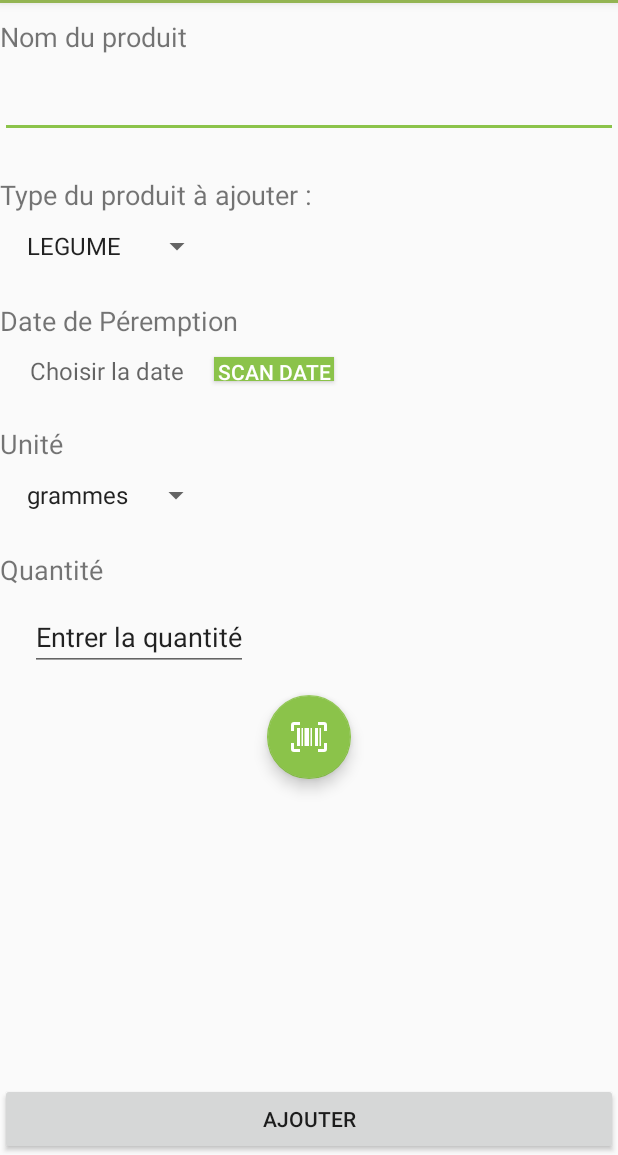
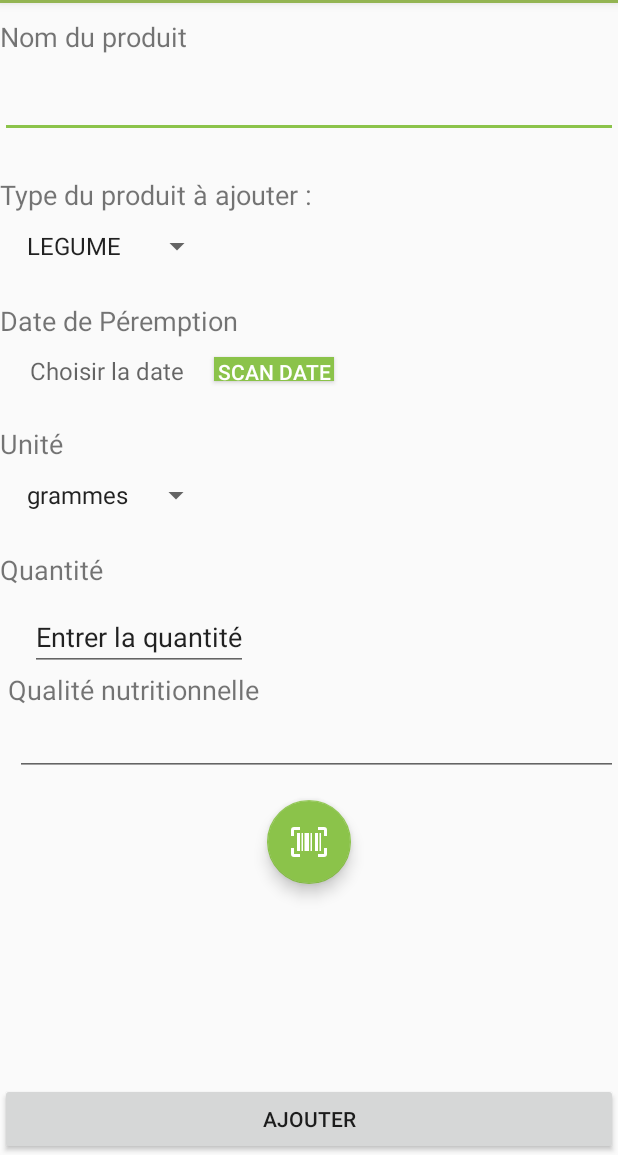
Before and after one commit to CVhp/Foodlog, an Android app: the AddProductActivity screen opened directly, with no data from a screen before it, on a phone screen of 412 x 824 dp, the part 81-1236 px from its top. Run offline under Robolectric (Android 15) with nearby library versions, the phone set to English and light mode, and no system bars; libraries missing offline, so code that uses them is left out: com.google.zxing.integration.

Commit message:
ajout qualité nutrition

```diff
--- a/app/src/main/java/fr/epf/foodlog/ListProduct/ListProductActivity.kt
+++ b/app/src/main/java/fr/epf/foodlog/ListProduct/ListProductActivity.kt
@@ -91,6 +91,7 @@ class ListProductActivity : AppCompatActivity() {
                 val date = it.date
                 val stock = it.stock
                 val unite = it.unite
+                val nutriscore = it.nutriscore
                 var uri = it.uri
 
                 var typeCategory : CategoryProduct = CategoryProduct.FRUIT
@@ -117,16 +118,15 @@ class ListProductActivity : AppCompatActivity() {
                 }
 
 
-                Product.all.add(Product(id, name, typeCategory, LocalDate.parse(date),stock.toDouble(),typeUnite, uri))
+                Product.all.add(Product(id, name, typeCategory, LocalDate.parse(date),stock.toDouble(),typeUnite, nutriscore, uri))
 
                 //put into intern BDD
 
-                val product = Product(id, name, typeCategory, LocalDate.parse(date),stock.toDouble(),typeUnite, uri)
+                val product = Product(id, name, typeCategory, LocalDate.parse(date),stock.toDouble(),typeUnite, nutriscore, uri)
 
                 runBlocking {
                     productDao.addProduct(product)
                 }
-
                 Log.d("Produit: ", "$name $type $date")
             }
             Log.d("liste des produits:", "$result")
--- a/app/src/main/java/fr/epf/foodlog/service/OpenFoodFactsAPI.kt
+++ b/app/src/main/java/fr/epf/foodlog/service/OpenFoodFactsAPI.kt
@@ -11,4 +11,4 @@ interface OpenFoodFactsAPI {
 }
 
 data class GetResult(val status: String = "", val product: ProductAPI = ProductAPI())
-data class ProductAPI(val product_name: String = "", val quantity: String ="")
+data class ProductAPI(val product_name: String = "", val quantity: String ="", val nutrition_grade_fr: String="")
--- a/app/src/main/java/fr/epf/foodlog/service/ProductService.kt
+++ b/app/src/main/java/fr/epf/foodlog/service/ProductService.kt
@@ -11,8 +11,8 @@ interface ProductService {
                             @Query("Type") Type : String,
                             @Query("Date") Date: String,
                             @Query("stock") stock: String,
-                            @Query("unite") unite: String
-    )
+                            @Query("unite") unite: String,
+                            @Query("nutriscore") nutriscore: String?)
 
     @POST ("/api/product/postUri.php")
     suspend fun postUri(@Query("token") token: String,
@@ -39,4 +39,4 @@ interface ProductService {
 
 data class GetProductResults(val products: List<Product> = emptyList())
 
-data class Product(val id : Int, val name: String = "", val type : String = "", val date: String = "", val id_client: String = "", val stock: String="", val unite: Int, val uri : String?="")
+data class Product(val id : Int, val name: String = "", val type : String = "", val date: String = "", val id_client: String = "", val stock: String="", val unite: Int, val nutriscore: String? = "", val uri : String?="")
--- a/app/src/main/res/layout/activity_add_product.xml
+++ b/app/src/main/res/layout/activity_add_product.xml
@@ -112,6 +112,21 @@
                 android:layout_marginTop="10sp"
                 android:text="Entrer la quantité"/>
 
+            <TextView
+                android:layout_width="match_parent"
+                android:layout_height="wrap_content"
+                android:layout_marginLeft="5dp"
+                android:text="Qualité nutritionnelle"
+                android:textSize="18sp" />
+
+            <EditText
+                android:id="@+id/nutriscore_EditText"
+                android:layout_width="match_parent"
+                android:layout_height="wrap_content"
+                android:layout_marginLeft="10dp"
+                android:textSize="18sp"
+                android:textStyle="bold" />
+
 
 
             <com.google.android.material.floatingactionbutton.FloatingActionButton
```
Also changed, not shown: app/src/main/java/fr/epf/foodlog/Options/AddProductActivity.kt (+7 -3 lines), app/src/main/java/fr/epf/foodlog/model/Product.kt (+5 -4 lines), app/src/main/res/layout/activity_details_product.xml (+15 -0 lines).
